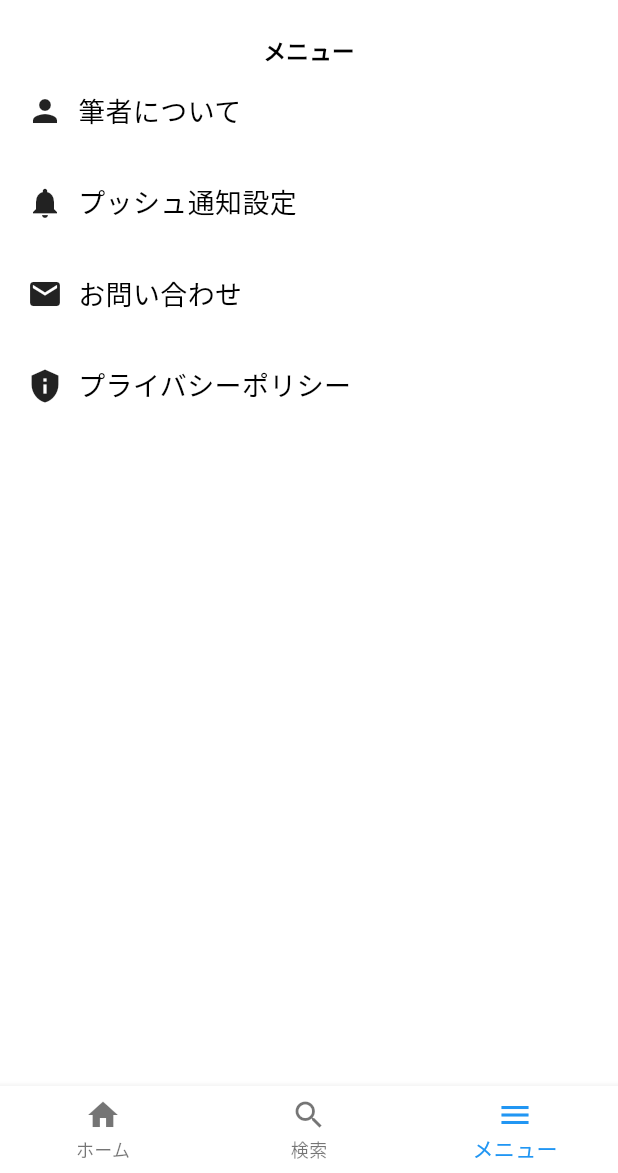
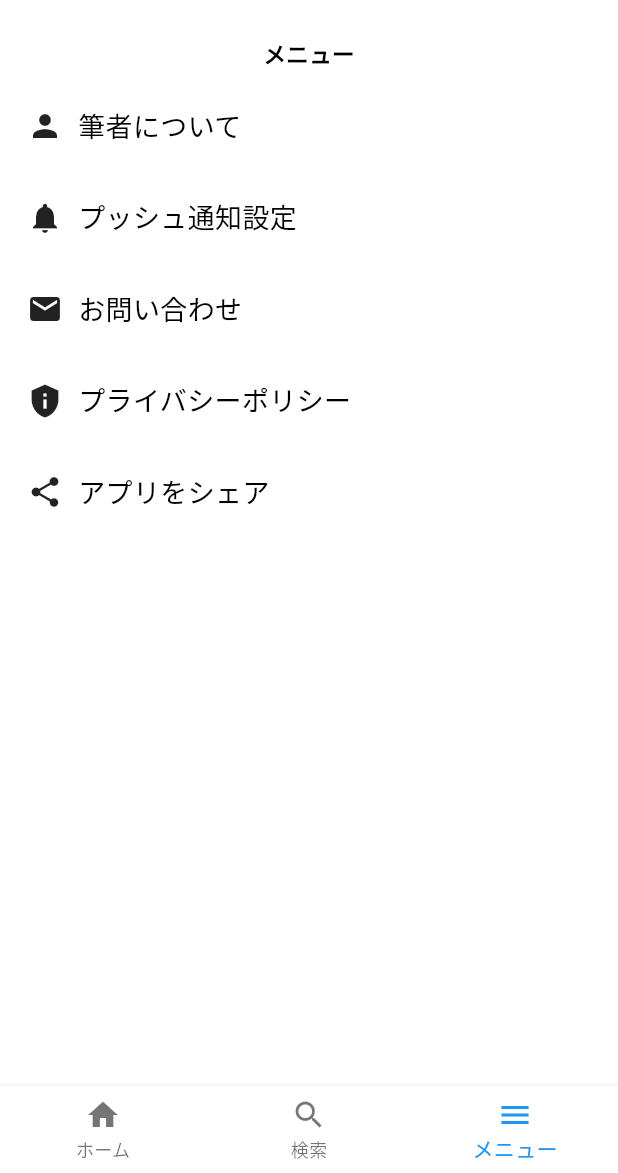
Before and after one commit to Arata1202/FlutterBlogApp, a Flutter app: the screen it shows after launch, swiped to page 3, on a phone screen of 412 x 824 dp, the part 63-1236 px from its top. Run offline on Flutter 3.47's test engine with Material 3 defaults, Android fonts, the phone set to English and light mode, and no system bars; our stand-ins replace share_plus, webview_flutter.

Commit message:
feat: シェアボタン

```diff
--- a/lib/menu.dart
+++ b/lib/menu.dart
@@ -1,5 +1,6 @@
 import 'package:flutter/material.dart';
 import 'package:url_launcher/url_launcher.dart';
+import 'package:share_plus/share_plus.dart';
 import 'profile.dart';
 import 'notice.dart';
 import 'privacy.dart';
@@ -19,9 +20,9 @@ class Menu extends StatelessWidget {
         surfaceTintColor: Colors.transparent,
         elevation: 4,
         bottom: PreferredSize(
-            preferredSize: const Size.fromHeight(30.0),
-            child: Container(
-              alignment: Alignment.center,
+          preferredSize: const Size.fromHeight(40.0),
+          child: Padding(
+            padding: const EdgeInsets.only(bottom: 8.0),
             child: const Text(
               'メニュー',
               style: TextStyle(
@@ -58,9 +59,13 @@ class Menu extends StatelessWidget {
                 MaterialPageRoute(builder: (context) => const Privacy()),
               );
             }),
+            _menuItem("アプリをシェア", const Icon(Icons.share), () {
+              _shareApp();
+            }),
           ],
         ),
-        ));
+      ),
+    );
   }
 
   Widget _menuItem(String title, Icon icon, VoidCallback onTap) {
@@ -103,4 +108,11 @@ class Menu extends StatelessWidget {
       print('Could not launch $url');
     }
   }
+
+  void _shareApp() {
+    Share.share(
+      'Check out this awesome app: [App Link]',
+      subject: 'Awesome App',
+    );
   }
+}
```
Lines whose indentation alone changed are shown as unchanged.
